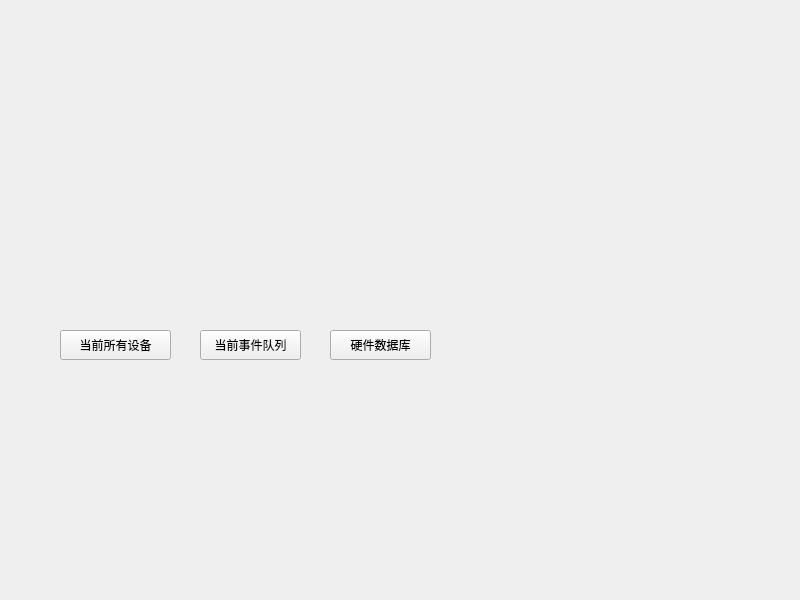
niqiang-UOS/libudev_test, file mainwindow.ui: the form before one commit.
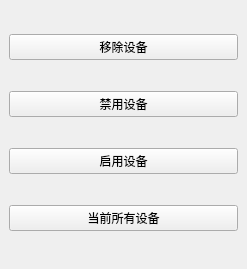
The form after the commit.

Commit message: 增加设备禁用、启用、移除样例

Diff of the .ui file:
```diff
--- a/mainwindow.ui
+++ b/mainwindow.ui
@@ -6,53 +6,44 @@
    <rect>
     <x>0</x>
     <y>0</y>
-    <width>800</width>
-    <height>600</height>
+    <width>247</width>
+    <height>269</height>
    </rect>
   </property>
   <property name="windowTitle">
    <string>MainWindow</string>
   </property>
   <widget class="QWidget" name="centralwidget">
-   <widget class="QPushButton" name="m_AllDev_Btn">
-    <property name="geometry">
-     <rect>
-      <x>60</x>
-      <y>330</y>
-      <width>111</width>
-      <height>30</height>
-     </rect>
-    </property>
-    <property name="text">
-     <string>当前所有设备</string>
-    </property>
-   </widget>
-   <widget class="QPushButton" name="m_Queue_Btn">
-    <property name="geometry">
-     <rect>
-      <x>200</x>
-      <y>330</y>
-      <width>101</width>
-      <height>30</height>
-     </rect>
-    </property>
-    <property name="text">
-     <string>当前事件队列</string>
-    </property>
-   </widget>
-   <widget class="QPushButton" name="m_Hwdb_Btn">
-    <property name="geometry">
-     <rect>
-      <x>330</x>
-      <y>330</y>
-      <width>101</width>
-      <height>30</height>
-     </rect>
-    </property>
-    <property name="text">
-     <string>硬件数据库</string>
-    </property>
-   </widget>
+   <layout class="QVBoxLayout" name="verticalLayout">
+    <item>
+     <widget class="QPushButton" name="pushButton_3">
+      <property name="text">
+       <string>移除设备</string>
+      </property>
+     </widget>
+    </item>
+    <item>
+     <widget class="QPushButton" name="pushButton_2">
+      <property name="text">
+       <string>禁用设备</string>
+      </property>
+     </widget>
+    </item>
+    <item>
+     <widget class="QPushButton" name="pushButton">
+      <property name="text">
+       <string>启用设备</string>
+      </property>
+     </widget>
+    </item>
+    <item>
+     <widget class="QPushButton" name="m_AllDev_Btn">
+      <property name="text">
+       <string>当前所有设备</string>
+      </property>
+     </widget>
+    </item>
+   </layout>
   </widget>
  </widget>
  <resources/>
```
The commit also changes 4 other files.
